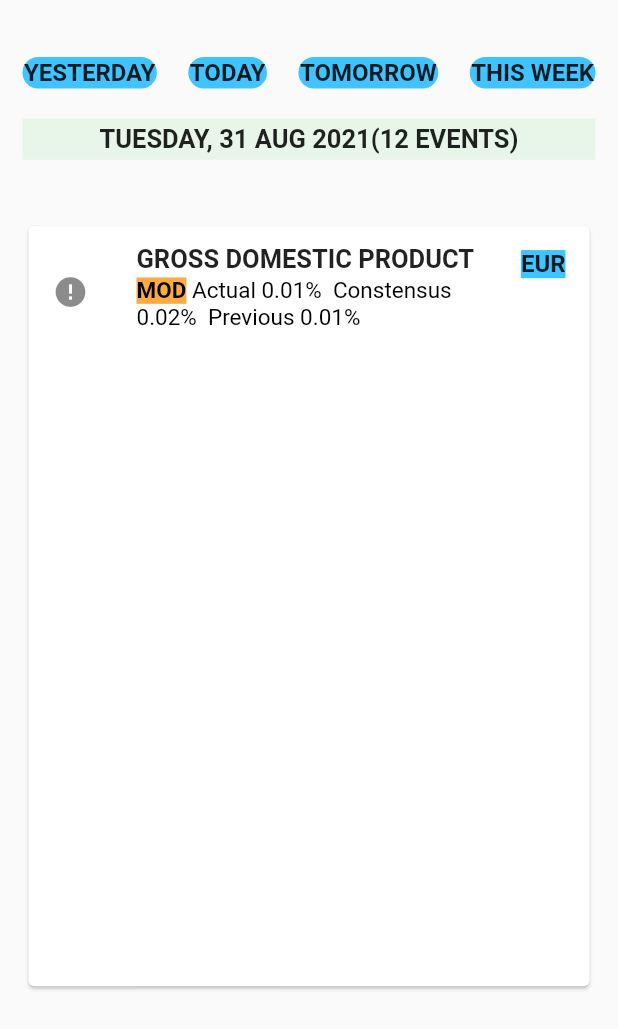
After one commit to luqmantuke/FxHub, a Flutter app: the NewsList screen opened directly, on a phone screen of 412 x 824 dp. The commit adds this screen. Shown: the top 1029 px of the screen. Run offline on Flutter 3.47's test engine with Material 2 defaults, Android fonts, the phone set to English and light mode, and no system bars; drawn by our look-alikes of cached_network_image; our stand-ins replace cloud_firestore, firebase_auth, firebase_core, flutter_svg, font_awesome_flutter, google_sign_in and 1 more; accounts and stored records are empty; network calls fail.

Commit message:
created a screen for news

```diff
--- a/lib/models/trade.dart
+++ b/lib/models/trade.dart
@@ -1,5 +1,3 @@
-import 'package:flutter/material.dart';
-
 class Trade {
   String pair;
   String id;
--- a/lib/provider/trades.dart
+++ b/lib/provider/trades.dart
@@ -1,8 +1,6 @@
 import 'package:pipshub/services/firebaseapi.dart';
-import 'package:provider/provider.dart';
 import 'package:flutter/material.dart';
 import '../models/trade.dart';
-import 'package:font_awesome_flutter/font_awesome_flutter.dart';
 
 class Trades with ChangeNotifier {
   List<Trade> _trades = [
--- /dev/null
+++ b/lib/screens/news/news_list.dart
@@ -0,0 +1,169 @@
+import 'dart:ui';
+
+import 'package:flutter/material.dart';
+import 'package:cached_network_image/cached_network_image.dart';
+
+class NewsList extends StatefulWidget {
+  const NewsList({Key? key}) : super(key: key);
+
+  @override
+  _NewsListState createState() => _NewsListState();
+}
+
+class _NewsListState extends State<NewsList> {
+  @override
+  Widget build(BuildContext context) {
+    return Scaffold(
+        body: Container(
+      padding: EdgeInsets.only(top: 5, right: 15, left: 15),
+      child: Column(
+        children: [
+          // CONTAINER 1(NEWS HEADER)
+          Container(
+            child: Center(
+              child: Text(
+                '',
+                style: TextStyle(
+                  fontSize: 23,
+                  // fontWeight: FontWeight.bold,
+                  fontFamily: 'Kaushan',
+                ),
+              ),
+            ),
+          ),
+
+          // ROW WITH LIST OF DATEFILTERS
+          Row(
+            mainAxisAlignment: MainAxisAlignment.spaceBetween,
+            children: [
+              GestureDetector(
+                child: dateFilter("YESTERDAY"),
+                onTap: () {
+                  print("YESTERDAY");
+                },
+              ),
+              GestureDetector(
+                child: dateFilter("TODAY"),
+                onTap: () {
+                  print("TODAY");
+                },
+              ),
+              GestureDetector(
+                child: dateFilter("TOMORROW"),
+                onTap: () {
+                  print("TOMORROW");
+                },
+              ),
+              GestureDetector(
+                child: dateFilter("THIS WEEK"),
+                onTap: () {
+                  print("THIS WEEK");
+                },
+              ),
+            ],
+          ),
+
+          SizedBox(height: 20),
+          // CONTAINER SHOWING TODAY'S DATE
+
+          Container(
+            height: MediaQuery.of(context).size.height / 30,
+            color: Colors.green.shade50,
+            child: Center(
+              child: Text("TUESDAY, 31 AUG 2021(12 EVENTS)",
+                  style: TextStyle(
+                    fontSize: 17,
+                    fontWeight: FontWeight.bold,
+                  )),
+            ),
+          ),
+
+          SizedBox(height: 40),
+
+          // CONTAINER SHOWING LIST OF CALENDARS IN FORM OF LISTTILE
+          SingleChildScrollView(
+            child: Container(
+              height: MediaQuery.of(context).size.height / 1.6,
+              child: Card(
+                child: ListTile(
+                  leading: CachedNetworkImage(
+                    height: MediaQuery.of(context).size.height / 3,
+                    imageUrl:
+                        "https://icons.iconarchive.com/icons/custom-icon-design/all-country-flag/256/European-Union-Flag-icon.png",
+                    placeholder: (context, url) => CircularProgressIndicator(),
+                    errorWidget: (context, url, error) => Icon(Icons.error),
+                  ),
+                  title: Text(
+                    'GROSS DOMESTIC PRODUCT',
+                    style: TextStyle(fontSize: 17, fontWeight: FontWeight.bold),
+                  ),
+                  subtitle: RichText(
+                    text: TextSpan(
+                      text: '',
+                      children: [
+                        TextSpan(
+                          text: 'MOD',
+                          style: TextStyle(
+                              backgroundColor: Colors.orangeAccent,
+                              color: Colors.black,
+                              fontSize: 15,
+                              fontWeight: FontWeight.bold),
+                        ),
+                        TextSpan(
+                          text: ' ',
+                          style: TextStyle(
+                              color: Colors.black,
+                              fontSize: 15,
+                              fontWeight: FontWeight.bold),
+                        ),
+                        TextSpan(
+                          text:
+                              'Actual 0.01%  Constensus 0.02%  Previous 0.01%',
+                          style: TextStyle(
+                            fontSize: 15,
+                            color: Colors.black,
+                          ),
+                        ),
+                      ],
+                    ),
+                  ),
+                  isThreeLine: true,
+                  trailing: Text(
+                    "EUR",
+                    style: TextStyle(
+                      fontSize: 16,
+                      fontWeight: FontWeight.bold,
+                      backgroundColor: Colors.lightBlueAccent.withOpacity(1),
+                    ),
+                  ),
+                ),
+              ),
+            ),
+          ),
+        ],
+      ),
+    ));
+  }
+
+  Container dateFilter(String text) {
+    return Container(
+      decoration: BoxDecoration(
+        // shape: BoxShape.circle,
+        borderRadius: BorderRadius.circular(12),
+        color: Colors.lightBlueAccent.withOpacity(1),
+        border: Border.all(
+          color: Colors.lightBlueAccent.withOpacity(1),
+          width: 1,
+        ),
+      ),
+      child: Text(
+        text,
+        style: TextStyle(
+          fontSize: 16,
+          fontWeight: FontWeight.bold,
+          color: Colors.black87,
+        ),
+      ),
+    );
+  }
+}
--- a/lib/screens/trade_details.dart
+++ b/lib/screens/trades/trade_details.dart
@@ -1,12 +1,9 @@
 import 'package:cloud_firestore/cloud_firestore.dart';
 import 'package:firebase_auth/firebase_auth.dart';
 import 'package:pipshub/authentication/authentication.dart';
-import 'package:pipshub/models/trade.dart';
-import 'package:pipshub/screens/edit_trade.dart';
 import 'package:pipshub/screens/homepage.dart';
 import 'package:flutter/material.dart';
-import 'package:provider/provider.dart';
-import '../provider/trades.dart';
+import 'package:pipshub/screens/trades/edit_trade.dart';
 
 class TradeDetails extends StatefulWidget {
   String pair;
--- a/lib/services/firebaseapi.dart
+++ b/lib/services/firebaseapi.dart
@@ -1,7 +1,6 @@
 import 'package:cloud_firestore/cloud_firestore.dart';
 import 'package:firebase_auth/firebase_auth.dart';
 import 'package:pipshub/authentication/authentication.dart';
-import 'package:provider/provider.dart';
 import '../models/trade.dart';
 
 class FirebaseApi {
--- a/lib/widgets/list_trades.dart
+++ b/lib/widgets/list_trades.dart
@@ -1,7 +1,7 @@
 import 'package:pipshub/authentication/authentication.dart';
-import 'package:pipshub/screens/trade_details.dart';
 import 'package:flutter/material.dart';
 import 'package:font_awesome_flutter/font_awesome_flutter.dart';
+import 'package:pipshub/screens/trades/trade_details.dart';
 import 'package:provider/provider.dart';
 import 'package:cloud_firestore/cloud_firestore.dart';
 
--- a/pubspec.yaml
+++ b/pubspec.yaml
@@ -36,6 +36,7 @@ dependencies:
   cloud_firestore: ^2.3.0
   flutter_svg: ^0.22.0
   select_form_field: ^2.2.0
+  cached_network_image: ^3.1.0
 dev_dependencies:
   flutter_test:
     sdk: flutter
```
Also changed, not shown: lib/screens/course/course_list.dart (added, +20 -0 lines), lib/screens/homepage.dart (+18 -6 lines), lib/screens/trades/add_trade.dart (renamed from lib/screens/edit_trade.dart, +50 -63 lines), lib/screens/trades/edit_trade.dart (renamed from lib/screens/add_trade.dart, +63 -51 lines), pubspec.lock, 1 other file.
